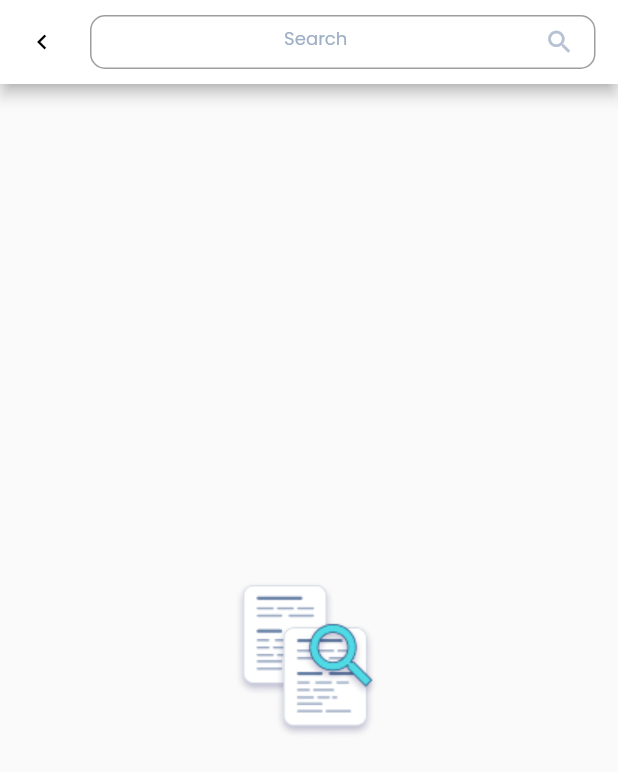
After one commit to S-Sahanii0/news_app, a Flutter app: the SearchScreen screen opened by its route, on a phone screen of 412 x 824 dp. The commit adds this screen. Shown: the top 772 px of the screen. Run offline on Flutter 3.47's test engine with Material 2 defaults, Android fonts, the light colour scheme and no system bars; our stand-ins replace bloc, cloud_firestore, device_preview, equatable, firebase_auth, firebase_core and 4 more; missing offline and left inert: custom_pop_up_menu; accounts and stored records are empty.

Commit message:
Search screen completed

```diff
--- a/lib/components/app_bar/app_bar.dart
+++ b/lib/components/app_bar/app_bar.dart
@@ -1,9 +1,12 @@
 import 'package:flutter/material.dart';
+import 'package:flutter_form_builder/flutter_form_builder.dart';
 import 'package:news_app/config/theme/theme.dart';
+import 'package:news_app/features/news_feed/screens/search_screen.dart';
 import 'package:news_app/utils/app_popup.dart';
 
 class CustomAppBar {
-  AppBar primaryAppBar({required String pageTitle}) {
+  AppBar primaryAppBar(
+      {required String pageTitle, required BuildContext context}) {
     return AppBar(
       backgroundColor: AppColors.appWhite,
       title: Center(
@@ -13,18 +16,24 @@ class CustomAppBar {
               AppStyle.semiBoldText16.copyWith(color: AppColors.darkBlueShade2),
         ),
       ),
-      actions: const [
-        Icon(
+      actions: [
+        GestureDetector(
+          onTap: () {
+            Navigator.of(context).pushNamed(SearchScreen.route);
+          },
+          child: Icon(
             Icons.search_outlined,
             size: 20,
             color: AppColors.darkBlueShade3,
+          ),
         ),
         AppPopUp(),
       ],
     );
   }
 
-  AppBar primaryAppBarNoFilter({required String pageTitle}) {
+  AppBar primaryAppBarNoFilter(
+      {required String pageTitle, required BuildContext context}) {
     return AppBar(
       backgroundColor: AppColors.appWhite,
       title: Center(
@@ -34,8 +43,12 @@ class CustomAppBar {
               AppStyle.semiBoldText16.copyWith(color: AppColors.darkBlueShade2),
         ),
       ),
-      actions: const [
-        Padding(
+      actions: [
+        GestureDetector(
+          onTap: () {
+            Navigator.of(context).pushNamed(SearchScreen.route);
+          },
+          child: Padding(
             padding: EdgeInsets.symmetric(horizontal: 17),
             child: Icon(
               Icons.search_outlined,
@@ -43,11 +56,37 @@ class CustomAppBar {
               color: AppColors.darkBlueShade3,
             ),
           ),
+        ),
       ],
     );
   }
 
-  AppBar appBarWithBack(BuildContext context) {
+  AppBar appBarWithBack(
+      {required String pageTitle, required BuildContext context}) {
+    return AppBar(
+      backgroundColor: AppColors.appWhite,
+      title: Padding(
+        padding: const EdgeInsets.symmetric(horizontal: 80),
+        child: Text(
+          pageTitle,
+          style:
+              AppStyle.semiBoldText16.copyWith(color: AppColors.darkBlueShade2),
+        ),
+      ),
+      leading: GestureDetector(
+        onTap: () {
+          Navigator.of(context).pop();
+        },
+        child: const Icon(
+          Icons.chevron_left_outlined,
+          color: AppColors.appBlack,
+          size: 20,
+        ),
+      ),
+    );
+  }
+
+  AppBar appBarSearch({required BuildContext context}) {
     return AppBar(
       backgroundColor: AppColors.appWhite,
       leading: GestureDetector(
@@ -60,6 +99,32 @@ class CustomAppBar {
           size: 20,
         ),
       ),
+      actions: [
+        Flexible(
+          flex: 3,
+          child: Padding(
+            padding:
+                const EdgeInsets.only(top: 10, bottom: 10, left: 60, right: 15),
+            child: FormBuilderTextField(
+              name: "search",
+              textAlign: TextAlign.center,
+              textInputAction: TextInputAction.done,
+              decoration: InputDecoration(
+                  isDense: true,
+                  border: OutlineInputBorder(
+                      borderRadius: BorderRadius.circular(10)),
+                  suffixIcon: const Icon(
+                    Icons.search,
+                    color: AppColors.greyShade2,
+                    size: 20,
+                  ),
+                  hintText: "Search",
+                  hintStyle: AppStyle.lightText12
+                      .copyWith(color: AppColors.greyShade1)),
+            ),
+          ),
+        ),
+      ],
     );
   }
 }
--- a/lib/components/app_form_field.dart
+++ b/lib/components/app_form_field.dart
@@ -53,7 +53,7 @@ class AppFormField extends StatelessWidget {
               hintText: hintText,
               hintStyle:
                   AppStyle.lightText12.copyWith(color: AppColors.greyShade1)),
-        )
+        ),
       ],
     );
   }
--- a/lib/config/app_router.dart
+++ b/lib/config/app_router.dart
@@ -12,6 +12,7 @@ import 'package:news_app/features/channels/screens/channels_screen.dart';
 import 'package:news_app/features/news_feed/screens/comments_screen.dart';
 import 'package:news_app/features/news_feed/screens/discover_screen.dart';
 import 'package:news_app/features/news_feed/screens/my_feed.dart';
+import 'package:news_app/features/news_feed/screens/search_screen.dart';
 import 'package:news_app/features/news_feed/screens/single_news_screen.dart';
 import 'package:news_app/features/profile/screens/profile_screen.dart';
 
@@ -67,6 +68,8 @@ Route<dynamic> generateRoute(RouteSettings settings) {
       return MaterialPageRoute(builder: (context) => const ProfileScreen());
     case CommentScreen.route:
       return MaterialPageRoute(builder: (context) => const CommentScreen());
+    case SearchScreen.route:
+      return MaterialPageRoute(builder: (context) => const SearchScreen());
 
     default:
       return CupertinoPageRoute<void>(
--- a/lib/config/theme/app_icons.dart
+++ b/lib/config/theme/app_icons.dart
@@ -17,4 +17,5 @@ class AppIcons {
   static const floating = AssetImage('assets/images/floating.png');
   static const play = AssetImage('assets/images/play_arrow.png');
   static const fontSize = AssetImage('assets/images/font_option.png');
+  static const searchResult = AssetImage('assets/images/search_result.png');
 }
--- a/lib/features/auth/screens/login_screen.dart
+++ b/lib/features/auth/screens/login_screen.dart
@@ -25,7 +25,7 @@ class _LoginScreenState extends State<LoginScreen> {
   Widget build(BuildContext context) {
     return Scaffold(
       resizeToAvoidBottomInset: true,
-      appBar: CustomAppBar().appBarWithBack(context),
+      appBar: CustomAppBar().appBarWithBack(context: context, pageTitle: ""),
       body: BlocBuilder<AuthBloc, AuthState>(
         builder: (context, state) {
           return SingleChildScrollView(
--- a/lib/features/categories/screens/category_screen.dart
+++ b/lib/features/categories/screens/category_screen.dart
@@ -22,7 +22,8 @@ class _CategoryScreenState extends State<CategoryScreen> {
     return SafeArea(
       child: Scaffold(
         key: _key,
-        appBar: CustomAppBar().primaryAppBarNoFilter(pageTitle: "Category"),
+        appBar: CustomAppBar()
+            .primaryAppBarNoFilter(pageTitle: "Category", context: context),
         floatingActionButton: AppFloatingActionButton(
           scaffoldKey: _key,
         ),
--- a/lib/features/channels/screens/channels_screen.dart
+++ b/lib/features/channels/screens/channels_screen.dart
@@ -22,7 +22,8 @@ class _ChannelScreenState extends State<ChannelScreen> {
     return SafeArea(
       child: Scaffold(
         key: _key,
-        appBar: CustomAppBar().primaryAppBarNoFilter(pageTitle: "Channel"),
+        appBar: CustomAppBar()
+            .primaryAppBarNoFilter(pageTitle: "Channel", context: context),
         floatingActionButton: AppFloatingActionButton(
           scaffoldKey: _key,
         ),
--- a/lib/features/news_feed/screens/comments_screen.dart
+++ b/lib/features/news_feed/screens/comments_screen.dart
@@ -21,7 +21,8 @@ class _CommentScreenState extends State<CommentScreen> {
   Widget build(BuildContext context) {
     return SafeArea(
       child: Scaffold(
-        appBar: CustomAppBar().appBarWithBack(context),
+        appBar: CustomAppBar()
+            .appBarWithBack(context: context, pageTitle: "Comments"),
         body: SingleChildScrollView(
           child: Column(
             children: [
--- a/lib/features/news_feed/screens/discover_screen.dart
+++ b/lib/features/news_feed/screens/discover_screen.dart
@@ -34,7 +34,8 @@ class _DiscoverScreenState extends State<DiscoverScreen> {
       child: Scaffold(
           key: _key,
           resizeToAvoidBottomInset: true,
-          appBar: CustomAppBar().primaryAppBar(pageTitle: "Discover"),
+          appBar: CustomAppBar()
+              .primaryAppBar(pageTitle: "Discover", context: context),
           body: GestureDetector(
             onTap: () {
               Navigator.of(context).pushNamed(SingleNewsScreen.route);
--- a/lib/features/news_feed/screens/my_feed.dart
+++ b/lib/features/news_feed/screens/my_feed.dart
@@ -35,7 +35,8 @@ class _MyFeedScreenState extends State<MyFeedScreen> {
       child: Scaffold(
           key: _key,
           resizeToAvoidBottomInset: true,
-          appBar: CustomAppBar().primaryAppBar(pageTitle: "My Feed"),
+          appBar: CustomAppBar()
+              .primaryAppBar(pageTitle: "My Feed", context: context),
           body: GestureDetector(
             onTap: () {
               Navigator.of(context).pushNamed(SingleNewsScreen.route);
--- /dev/null
+++ b/lib/features/news_feed/screens/search_screen.dart
@@ -0,0 +1,22 @@
+import 'package:flutter/material.dart';
+import 'package:flutter_form_builder/flutter_form_builder.dart';
+import 'package:flutter_screenutil/flutter_screenutil.dart';
+import 'package:news_app/components/app_bar/app_bar.dart';
+import 'package:news_app/config/theme/theme.dart';
+
+class SearchScreen extends StatelessWidget {
+  static const String route = "/kRouteSearch";
+  const SearchScreen({Key? key}) : super(key: key);
+
+  @override
+  Widget build(BuildContext context) {
+    return Scaffold(
+      appBar: CustomAppBar().appBarSearch(context: context),
+      body: const Center(
+        child: Image(
+          image: AppIcons.searchResult,
+        ),
+      ),
+    );
+  }
+}
--- a/lib/features/news_feed/screens/single_news_screen.dart
+++ b/lib/features/news_feed/screens/single_news_screen.dart
@@ -18,7 +18,7 @@ class _SingleNewsScreenState extends State<SingleNewsScreen> {
   Widget build(BuildContext context) {
     return SafeArea(
       child: Scaffold(
-        appBar: CustomAppBar().appBarWithBack(context),
+        appBar: CustomAppBar().appBarWithBack(context: context, pageTitle: ""),
         bottomSheet: const NewsDetailBottomSheet(),
         body: Padding(
           padding: const EdgeInsets.symmetric(horizontal: 16, vertical: 15),
```
Also changed, not shown: assets/images/search_result.png (added). Lines whose indentation alone changed are shown as unchanged.
